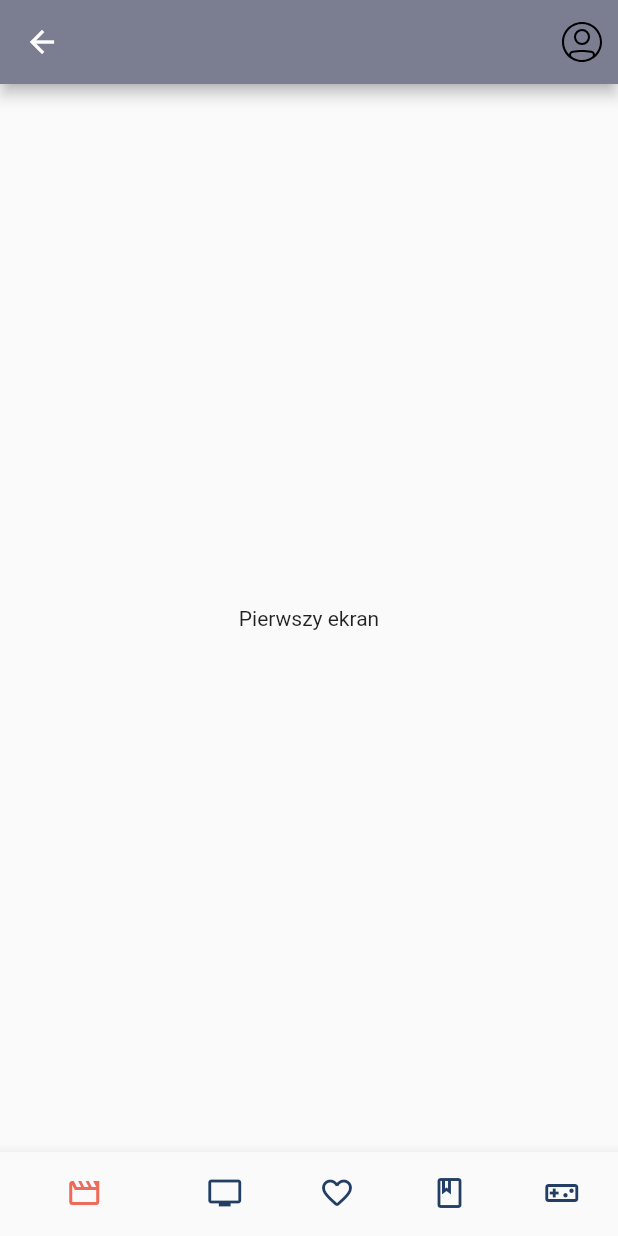
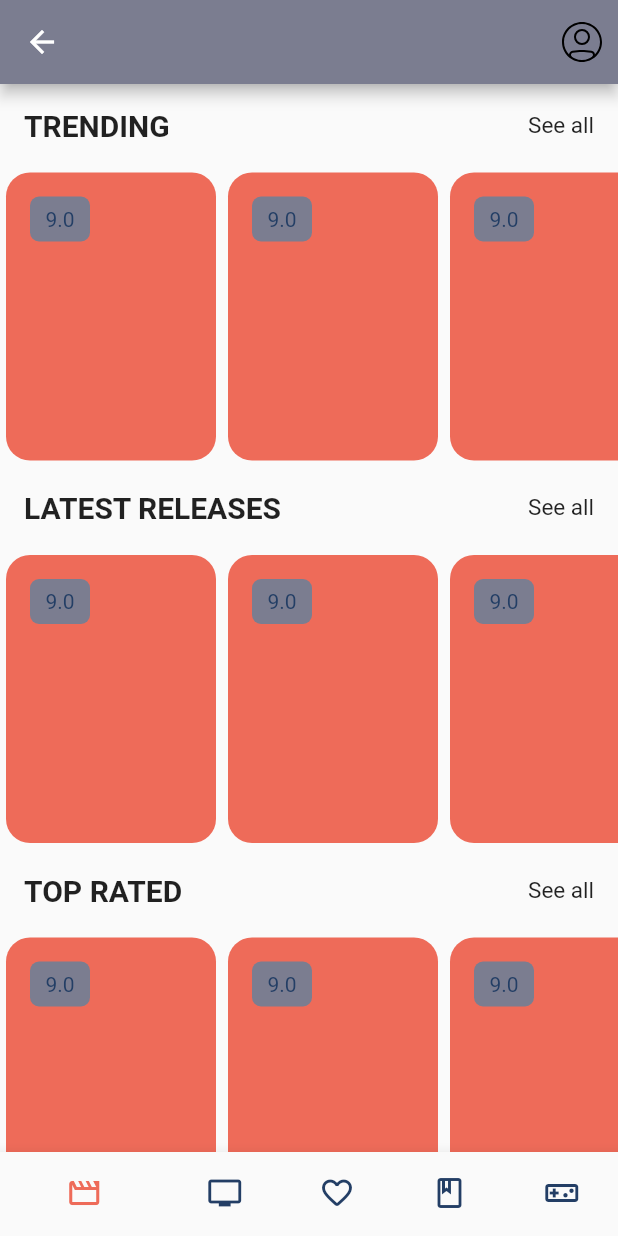
Before and after one commit to raczynskaannamaria/movies_books, a Flutter app: the screen it shows after launch, after a tap on "Get Started", on a phone screen of 412 x 824 dp. Run offline on Flutter 3.47's test engine with Material 2 defaults, Android fonts, the light colour scheme and no system bars; our stand-ins replace bloc, cloud_firestore, dartz, dio, equatable, firebase_auth and 5 more; missing offline and left inert: flutterfire_ui; accounts and stored records are empty; generated files the repository leaves out were written again; Roboto replaces fonts that are missing (Arimo).

Commit message:
Create Title and Movies List widgets

```diff
--- /dev/null
+++ b/lib/core/widgets/movies_list.dart
@@ -0,0 +1,40 @@
+import 'package:flutter/cupertino.dart';
+import 'package:movies_books/core/resources/app_colors.dart';
+
+class MoviesList extends StatelessWidget {
+  const MoviesList({super.key});
+
+  @override
+  Widget build(BuildContext context) {
+    return SizedBox(
+        height: 200,
+        width: double.infinity,
+        child: ListView.builder(
+            scrollDirection: Axis.horizontal,
+            itemCount: 6,
+            physics: const BouncingScrollPhysics(),
+            itemBuilder: (context, index) {
+              return Container(
+                  width: 140,
+                  margin: EdgeInsets.all(4),
+                  decoration: BoxDecoration(
+                    color: AppColor.burntSienna,
+                    borderRadius: BorderRadius.circular(16),
+                  ),
+                  child: Stack(
+                    children: [
+                      Container(
+                          width: 40,
+                          height: 30,
+                          margin: EdgeInsets.all(16),
+                          decoration: BoxDecoration(
+                              color: AppColor.waterloo,
+                              borderRadius: BorderRadius.circular(6)),
+                          alignment: Alignment.center,
+                          child: Text('9.0',
+                              style: TextStyle(color: AppColor.cello)))
+                    ],
+                  ));
+            }));
+  }
+}
--- /dev/null
+++ b/lib/core/widgets/title_section.dart
@@ -0,0 +1,28 @@
+import 'package:flutter/cupertino.dart';
+import 'package:google_fonts/google_fonts.dart';
+
+class TitleSection extends StatelessWidget {
+  const TitleSection({super.key, required this.title});
+
+  final String title;
+
+  @override
+  Widget build(BuildContext context) {
+    return Container(
+      child: Padding(
+          padding: EdgeInsets.all(16),
+          child: Row(
+            mainAxisAlignment: MainAxisAlignment.spaceBetween,
+            children: [
+              Text(title,
+                  style: GoogleFonts.arimo(
+                      fontSize: 20, fontWeight: FontWeight.bold)),
+              Text(
+                'See all',
+                style: GoogleFonts.arimo(fontSize: 15),
+              ),
+            ],
+          )),
+    );
+  }
+}
--- a/lib/presentation/movie/movie_page_content.dart
+++ b/lib/presentation/movie/movie_page_content.dart
@@ -1,12 +1,25 @@
 import 'package:flutter/cupertino.dart';
+import 'package:flutter/material.dart';
+import 'package:movies_books/core/widgets/movies_list.dart';
+import 'package:movies_books/core/widgets/title_section.dart';
 
 class MoviePageContent extends StatelessWidget {
   const MoviePageContent({Key? key}) : super(key: key);
 
   @override
   Widget build(BuildContext context) {
-    return const Center(
-      child: Text('Pierwszy ekran'),
-    );
+    return Scaffold(
+        body: SingleChildScrollView(
+            physics: BouncingScrollPhysics(),
+            child: Column(children: [
+              TitleSection(title: 'TRENDING'),
+              MoviesList(),
+              TitleSection(title: 'LATEST RELEASES'),
+              MoviesList(),
+              TitleSection(title: 'TOP RATED'),
+              MoviesList(),
+              TitleSection(title: 'UPCOMING'),
+              MoviesList(),
+            ])));
   }
 }
```
